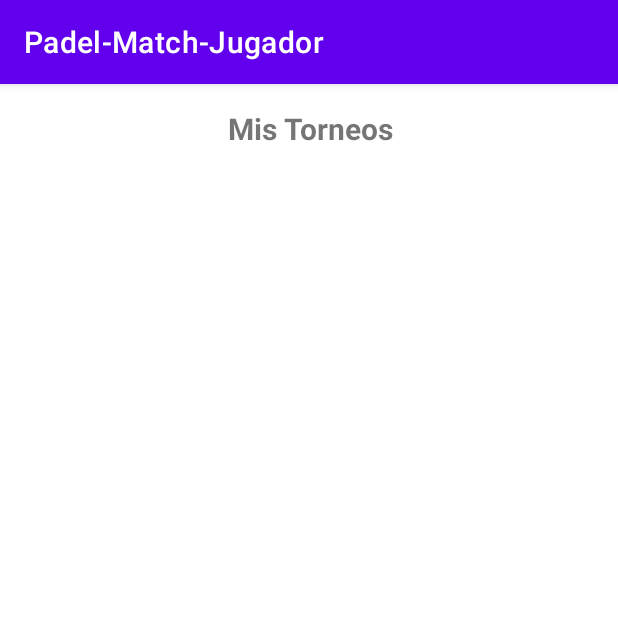
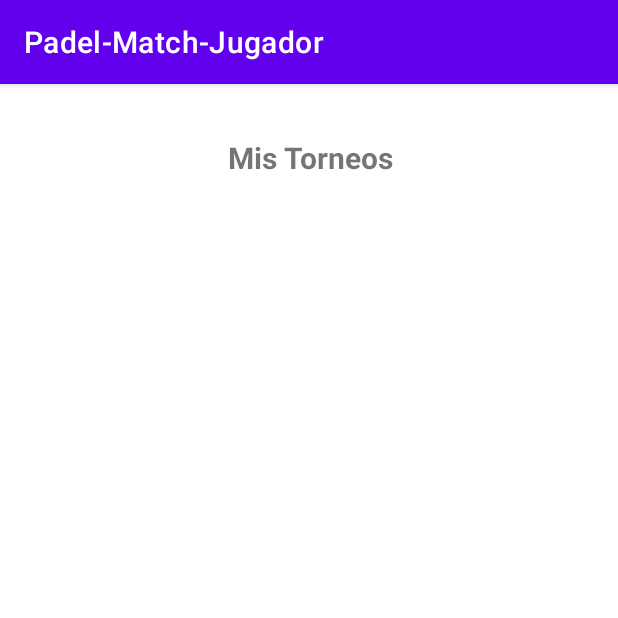
Before and after one commit to sabrinaValansi/PadelMatch_Jugador, an Android app: the screen it shows after launch (MainActivity), on a phone screen of 412 x 824 dp, the top half of it. Run offline under Robolectric (Android 15) with nearby library versions, the phone set to English and light mode, and no system bars; our stand-ins replace Firebase (no records; nobody signed in at launch, a user with empty details on screens opened directly); 1 statement that could not run was skipped.

Commit message:
arreglado el constraint del activity main

```diff
--- a/app/src/main/res/layout/activity_main.xml
+++ b/app/src/main/res/layout/activity_main.xml
@@ -12,8 +12,10 @@
         android:layout_width="413dp"
         android:layout_height="730dp"
         app:defaultNavHost="true"
-        app:navGraph="@navigation/nav_graph"
-        tools:layout_editor_absoluteX="-3dp"
-        tools:layout_editor_absoluteY="1dp" />
+        app:layout_constraintBottom_toBottomOf="parent"
+        app:layout_constraintEnd_toEndOf="parent"
+        app:layout_constraintStart_toStartOf="parent"
+        app:layout_constraintTop_toTopOf="parent"
+        app:navGraph="@navigation/nav_graph" />
 
 </androidx.constraintlayout.widget.ConstraintLayout>
```
